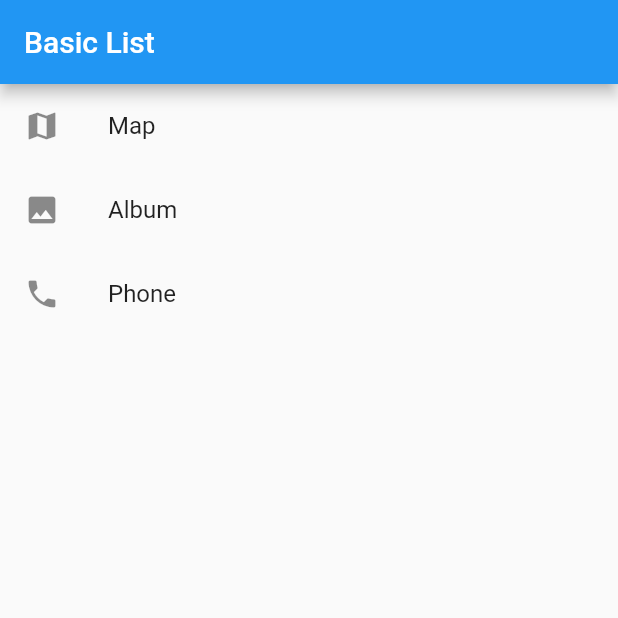
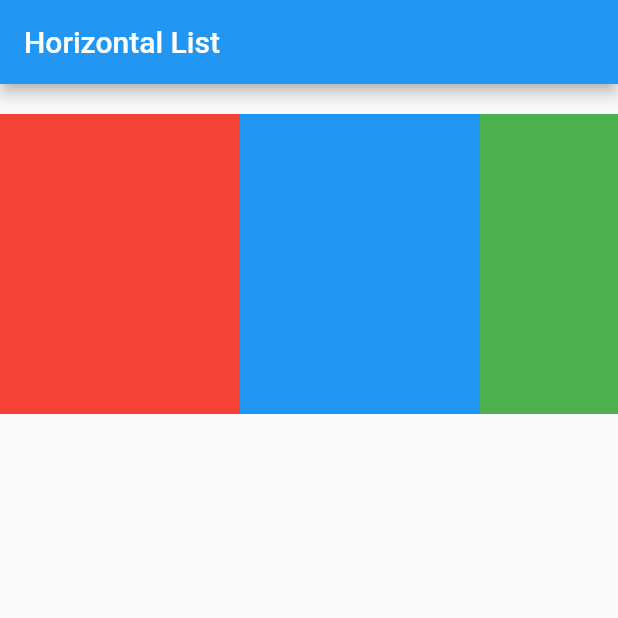
Before and after one commit to OneForCheng/flutter-basic-demo, a Flutter app: the screen it shows after launch, on a phone screen of 412 x 824 dp, the top half of it. Run offline on Flutter 3.47's test engine with Material 2 defaults, Android fonts, the phone set to English and light mode, and no system bars.

Commit message:
forcheng - show horizontal list

```diff
--- a/lib/main.dart
+++ b/lib/main.dart
@@ -5,7 +5,7 @@ void main() => runApp(new MyApp());
 class MyApp extends StatelessWidget {
   @override
   Widget build(BuildContext context) {
-    final title = 'Basic List';
+    final title = 'Horizontal List';
 
     return new MaterialApp(
       title: title,
@@ -13,21 +13,34 @@ class MyApp extends StatelessWidget {
         appBar: new AppBar(
           title: new Text(title),
         ),
-        body: new ListView(
-          children: <Widget>[
-            new ListTile(
-              leading: new Icon(Icons.map),
-              title: new Text('Map'),
-            ),
-            new ListTile(
-              leading: new Icon(Icons.photo),
-              title: new Text('Album'),
-            ),
-            new ListTile(
-              leading: new Icon(Icons.phone),
-              title: new Text('Phone'),
-            ),
-          ],
+        body: new Container(
+          margin: new EdgeInsets.symmetric(vertical: 20.0),
+          height: 200.0,
+          child: new ListView(
+            scrollDirection: Axis.horizontal,
+            children: <Widget>[
+              new Container(
+                width: 160.0,
+                color: Colors.red,
+              ),
+              new Container(
+                width: 160.0,
+                color: Colors.blue,
+              ),
+              new Container(
+                width: 160.0,
+                color: Colors.green,
+              ),
+              new Container(
+                width: 160.0,
+                color: Colors.yellow,
+              ),
+              new Container(
+                width: 160.0,
+                color: Colors.orange,
+              ),
+            ],
+          ),
         ),
       ),
     );
```
